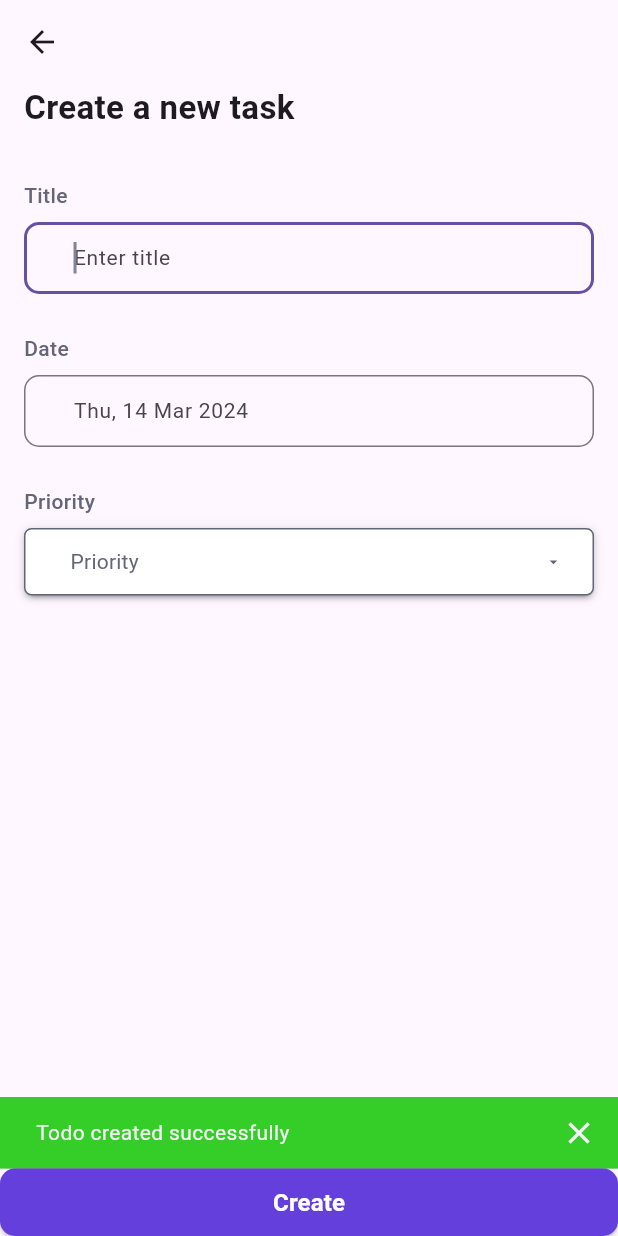
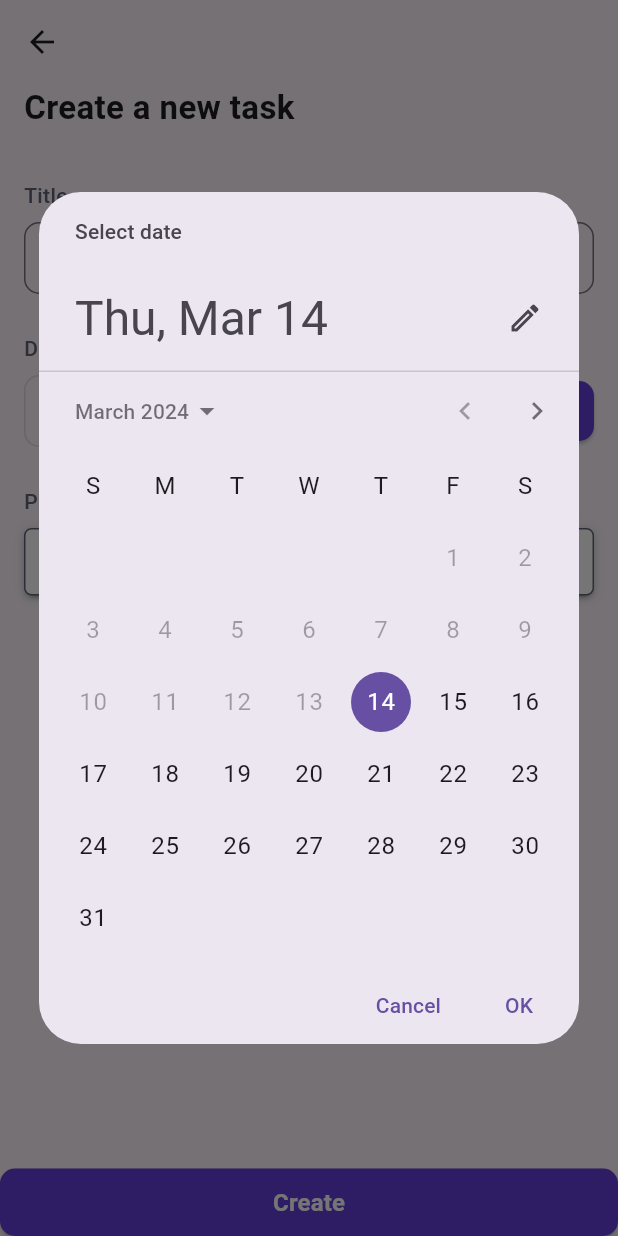
Before and after one commit to Madhushani-29/To-Do-App, a Flutter app: the TodoCreateScreen screen opened directly, after a tap on "Create", on a phone screen of 412 x 824 dp. Run offline on Flutter 3.47's test engine with Material 3 defaults, Android fonts, the phone set to English and light mode, and no system bars; drawn by our look-alikes of dropdown_button2; our stand-ins replace bloc, buttons_tabbar, cloud_firestore, dartz, equatable, firebase_core and 4 more; accounts and stored records are empty.

Commit message:
create todo date time picker

```diff
--- a/lib/src/task/presentation/screens/add_todo_screen.dart
+++ b/lib/src/task/presentation/screens/add_todo_screen.dart
@@ -1,4 +1,5 @@
 import 'package:dropdown_button2/dropdown_button2.dart';
+import 'package:flutter/cupertino.dart';
 import 'package:flutter/material.dart';
 import 'package:flutter_bloc/flutter_bloc.dart';
 import 'package:todo/core/constants/color.dart';
@@ -104,27 +105,72 @@ class _TodoCreateScreenState extends State<TodoCreateScreen> {
                         fontWeight: FontWeight.w500),
                   ),
                   const SizedBox(height: 8),
-                  TextFormField(
+                  Row(
+                    children: [
+                      Expanded(
+                        child: TextFormField(
+                          enabled: false,
                           autovalidateMode: AutovalidateMode.always,
                           style: const TextStyle(fontSize: 14),
                           autofocus: true,
                           cursorColor: AppColors.textFieldCursorColor,
                           decoration: InputDecoration(
-                      contentPadding: EdgeInsetsDirectional.only(start: 29),
-                      hintText: formattedDate,
+                            contentPadding:
+                                const EdgeInsetsDirectional.only(start: 29),
+                            hintText: _date != null
+                                ? _date
+                                : DateTime.now().toString(),
                             border: const OutlineInputBorder(
                               borderSide: BorderSide(
-                            color: AppColors.textFieldBorderColor, width: 1),
+                                  color: AppColors.textFieldBorderColor,
+                                  width: 1),
                               borderRadius: BorderRadius.all(
                                 Radius.circular(10.0),
                               ),
                             ),
                           ),
                           onChanged: (text) {
+                            setState(() {});
+                          },
+                        ),
+                      ),
+                      ElevatedButton(
+                        style: ElevatedButton.styleFrom(
+                          backgroundColor:
+                              AppColors.filledButtonBackgroundColor,
+                          shape: RoundedRectangleBorder(
+                            borderRadius: BorderRadius.circular(10),
+                          ),
+                        ),
+                        onPressed: () async {
+                          // Show date picker
+                          final selectedDate = await showDatePicker(
+                            context: context,
+                            initialDate: _date != null
+                                ? DateTime.parse(_date!)
+                                : DateTime.now(),
+                            firstDate: DateTime.now(),
+                            lastDate: DateTime(2100),
+                          );
+
+                          if (selectedDate != null) {
                             setState(() {
-                        _date = text;
+                              // Set the selected date to the _date variable
+                              _date = selectedDate
+                                  .toString(); // You may format the date as needed
                             });
+                          }
                         },
+                        child: const Text(
+                          AppStrings.createButtonHint,
+                          style: TextStyle(
+                            fontSize: 16,
+                            fontWeight: FontWeight.w600,
+                            color: AppColors.filledButtonFontColor,
+                          ),
+                        ),
+                      ),
+                    ],
                   ),
                   const SizedBox(height: 26),
                   const Text(
```
Lines whose indentation alone changed are shown as unchanged.
